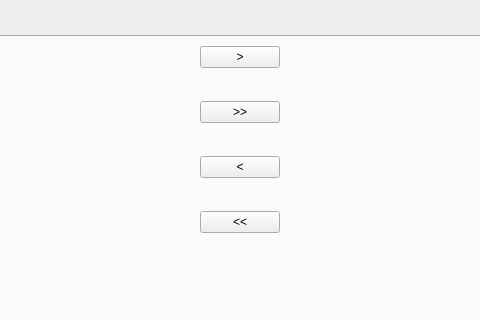
Before: the Qt Designer form BVB_Manager/draw24.ui in Sautenko-Andrey/BVB_Manager, drawn with Qt 5; both pictures show x 401 to 881 and y 0 to 320 of the 1366 by 768 pixel window.
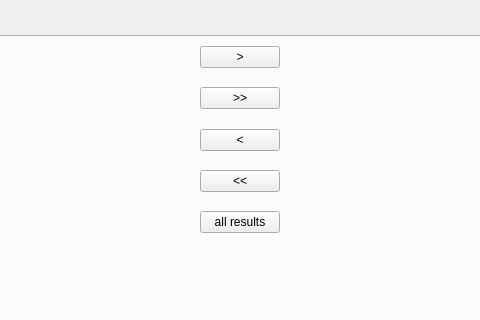
After: the same form once the commit is applied.

```diff
--- a/BVB_Manager/draw24.ui
+++ b/BVB_Manager/draw24.ui
@@ -1143,6 +1143,26 @@
                    </property>
                   </widget>
                  </item>
+                 <item>
+                  <spacer name="verticalSpacer_10">
+                   <property name="orientation">
+                    <enum>Qt::Vertical</enum>
+                   </property>
+                   <property name="sizeHint" stdset="0">
+                    <size>
+                     <width>20</width>
+                     <height>10</height>
+                    </size>
+                   </property>
+                  </spacer>
+                 </item>
+                 <item>
+                  <widget class="QPushButton" name="allResultsBtn">
+                   <property name="text">
+                    <string>all results</string>
+                   </property>
+                  </widget>
+                 </item>
                 </layout>
                </item>
                <item>
```
